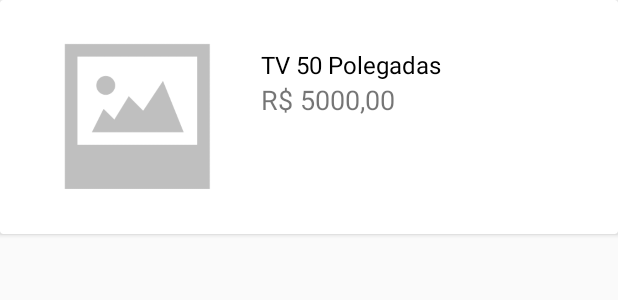
After one commit to jvsena42/olxclone, an Android app: the layout adapter_anuncio.xml on its own in the app's theme, with its tools: preview values and no code run, on a phone screen of 412 x 824 dp. The commit adds this screen. Shown: the top 300 px of the screen. Run offline under Robolectric (Android 15) with nearby library versions, the phone set to English and light mode, and no system bars.

Commit message:
+Configurar ViewHolder

```diff
--- /dev/null
+++ b/app/src/main/res/layout/adapter_anuncio.xml
@@ -0,0 +1,44 @@
+<?xml version="1.0" encoding="utf-8"?>
+<androidx.cardview.widget.CardView xmlns:android="http://schemas.android.com/apk/res/android"
+    xmlns:app="http://schemas.android.com/apk/res-auto"
+    android:layout_width="match_parent"
+    android:layout_height="wrap_content">
+
+    <LinearLayout
+        android:layout_width="match_parent"
+        android:layout_height="140dp"
+        android:layout_margin="8dp"
+        android:orientation="horizontal"
+        android:padding="8dp">
+
+        <ImageView
+            android:id="@+id/imageAnuncio"
+            android:layout_width="150dp"
+            android:layout_height="wrap_content"
+            android:scaleType="centerInside"
+            app:srcCompat="@drawable/padrao" />
+
+        <LinearLayout
+            android:layout_width="match_parent"
+            android:layout_height="match_parent"
+            android:layout_margin="8dp"
+            android:orientation="vertical">
+
+            <TextView
+                android:id="@+id/textTitulo"
+                android:layout_width="match_parent"
+                android:layout_height="wrap_content"
+                android:layout_marginTop="8dp"
+                android:text="TV 50 Polegadas"
+                android:textColor="@android:color/black"
+                android:textSize="16sp" />
+
+            <TextView
+                android:id="@+id/textValor"
+                android:layout_width="match_parent"
+                android:layout_height="wrap_content"
+                android:text="R$ 5000,00"
+                android:textSize="18sp" />
+        </LinearLayout>
+    </LinearLayout>
+</androidx.cardview.widget.CardView>
--- a/app/src/main/res/layout/content_meus_anuncios.xml
+++ b/app/src/main/res/layout/content_meus_anuncios.xml
@@ -10,8 +10,8 @@
 
     <androidx.recyclerview.widget.RecyclerView
         android:id="@+id/recyclerAnuncios"
-        android:layout_width="match_parent"
-        android:layout_height="match_parent"
+        android:layout_width="0dp"
+        android:layout_height="0dp"
         app:layout_constraintBottom_toBottomOf="parent"
         app:layout_constraintEnd_toEndOf="parent"
         app:layout_constraintStart_toStartOf="parent"
```
Also changed, not shown: app/src/main/java/com/jvsena/olxclone/activity/MeusAnunciosActivity.java (+24 -0 lines), app/src/main/java/com/jvsena/olxclone/adapter/AdaperAnuncios.java (added, +59 -0 lines).
